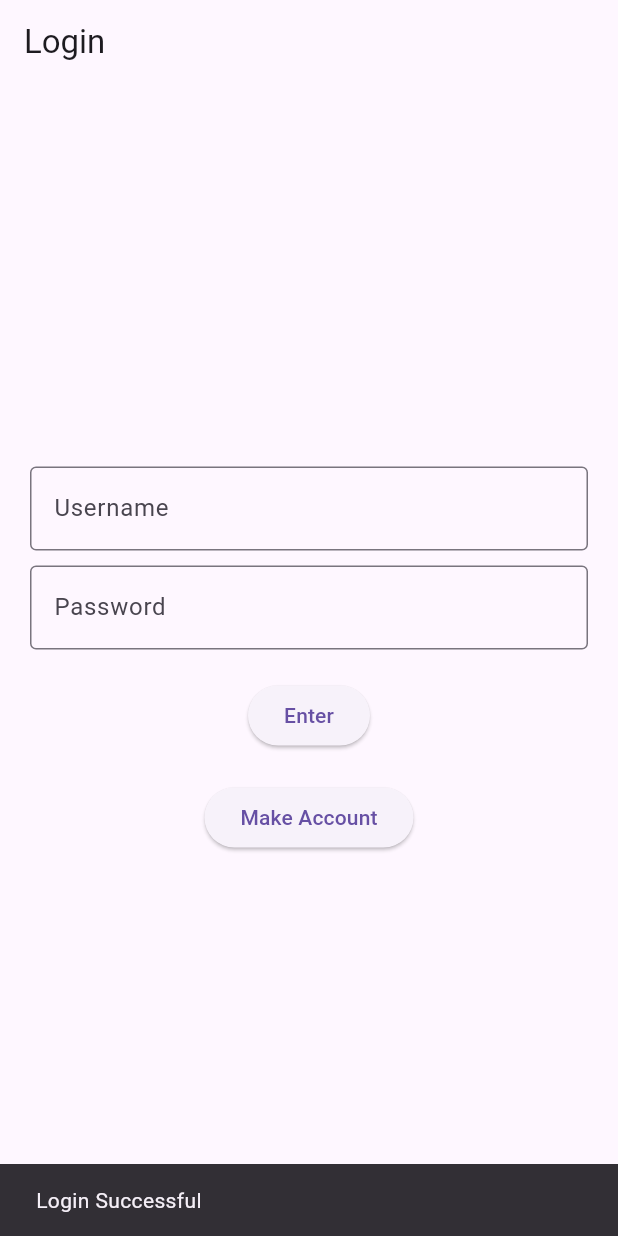
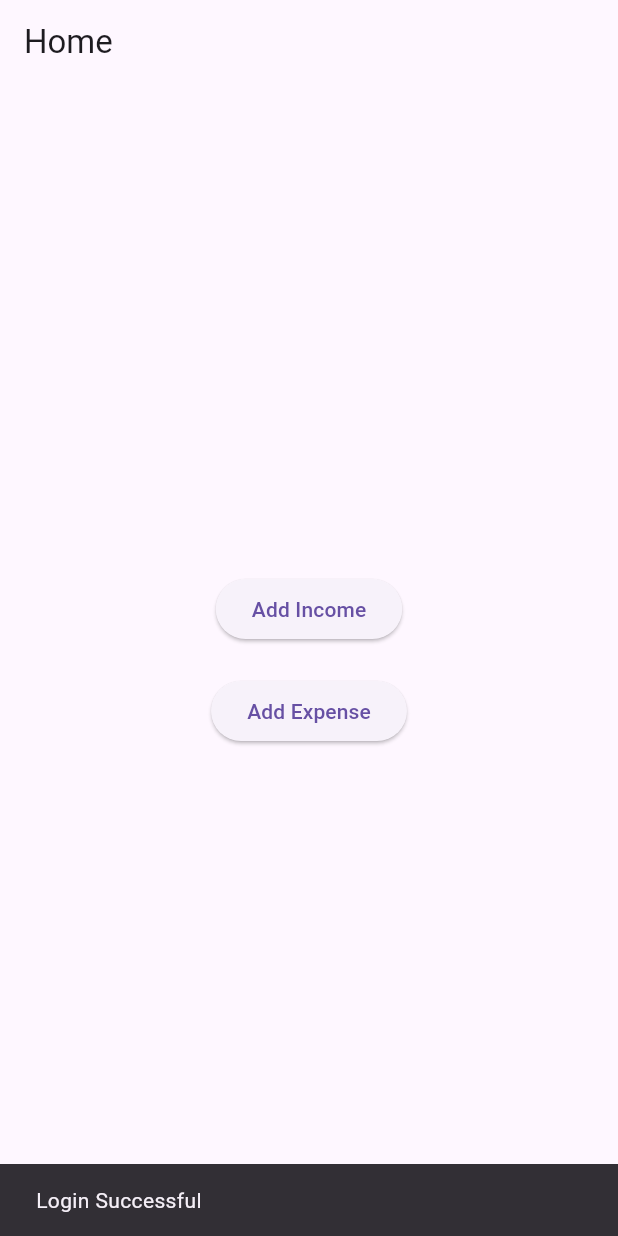
Before and after one commit to jalaparthi1/Project1, a Flutter app: the screen it shows after launch, after a tap on "Enter", on a phone screen of 412 x 824 dp. Run offline on Flutter 3.47's test engine with Material 3 defaults, Android fonts, the phone set to English and light mode, and no system bars; our stand-ins replace shared_preferences.

Commit message:
Home Screen Income and Expense Setup and Login Screen updates

```diff
--- /dev/null
+++ b/lib/home_screen.dart
@@ -0,0 +1,140 @@
+import 'package:flutter/material.dart';
+
+class HomeScreen extends StatefulWidget {
+  @override
+  HomeScreenState createState() => HomeScreenState();
+}
+
+class HomeScreenState extends State<HomeScreen> {
+  final TextEditingController income = TextEditingController();
+  final TextEditingController expenses = TextEditingController();
+  final List<String> expenseCategories = [
+    'Entertainment',
+    'Dining',
+    'Grocery',
+    'Rent/Utilities',
+    'Shopping'
+  ];
+  final Map<String, bool> selectedExpeseCategory = {
+    'Entertainment': false,
+    'Dining': false,
+    'Grocery': false,
+    'Rent/Utilities': false,
+    'Shopping': false,
+  };
+
+  void incomePopUp() {
+    showModalBottomSheet(
+        context: context,
+        isScrollControlled: true,
+        builder: (context) {
+          return Padding(
+            padding: MediaQuery.of(context).viewInsets,
+            child: Container(
+                padding: const EdgeInsets.all(20),
+                child: Column(
+                  mainAxisSize: MainAxisSize.min,
+                  children: [
+                    const Text("Income Amount: ",
+                        style: TextStyle(
+                            fontSize: 20, fontWeight: FontWeight.bold)),
+                    TextField(
+                      controller: income,
+                      keyboardType: TextInputType.number,
+                      decoration:
+                          const InputDecoration(labelText: "Income Amount"),
+                    ),
+                    const SizedBox(height: 10),
+                    ElevatedButton(
+                      onPressed: () {
+                        Navigator.pop(context);
+                      },
+                      child: const Text("Save"),
+                    ),
+                  ],
+                )),
+          );
+        });
+  }
+
+  void expensePopUp() {
+    showModalBottomSheet(
+      context: context,
+      isScrollControlled: true,
+      builder: (context) {
+        return StatefulBuilder(
+          builder: (context, setModalState) {
+            return Padding(
+              padding: MediaQuery.of(context).viewInsets,
+              child: Container(
+                padding: const EdgeInsets.all(20),
+                child: Column(
+                  mainAxisSize: MainAxisSize.min,
+                  children: [
+                    const Text(
+                      'Expense Details: ',
+                      style:
+                          TextStyle(fontSize: 18, fontWeight: FontWeight.bold),
+                    ),
+                    TextField(
+                      controller: expenses,
+                      keyboardType: TextInputType.number,
+                      decoration:
+                          const InputDecoration(labelText: "Expense Amount"),
+                    ),
+                    SizedBox(height: 10),
+                    const Text('Categories'),
+                    Column(
+                      children: expenseCategories.map((expenseCategories) {
+                        return CheckboxListTile(
+                          title: Text(expenseCategories),
+                          value: selectedExpeseCategory[expenseCategories],
+                          onChanged: (value) {
+                            setModalState(() {
+                              selectedExpeseCategory[expenseCategories] =
+                                  value!;
+                            });
+                          },
+                        );
+                      }).toList(),
+                    ),
+                    const SizedBox(height: 10),
+                    ElevatedButton(
+                      onPressed: () {
+                        Navigator.pop(context);
+                      },
+                      child: const Text('Save'),
+                    ),
+                  ],
+                ),
+              ),
+            );
+          },
+        );
+      },
+    );
+  }
+
+  @override
+  Widget build(BuildContext context){
+    return Scaffold(
+      appBar: AppBar(title: const Text('Home')),
+      body: Center(
+        child: Column(
+          mainAxisAlignment: MainAxisAlignment.center,
+          children: [
+            ElevatedButton(
+              onPressed: incomePopUp,
+              child: const Text('Add Income'),
+            ),
+            SizedBox(height: 20),
+            ElevatedButton(
+              onPressed: expensePopUp,
+              child: const Text('Add Expense'),
+            )
+          ],
+        ),
+      ),
+    );
+  }
+}
--- a/lib/login_screen.dart
+++ b/lib/login_screen.dart
@@ -1,4 +1,5 @@
 import 'package:flutter/material.dart';
+import 'package:project_1/home_screen.dart';
 import 'package:shared_preferences/shared_preferences.dart';
 import 'account_setup_screen.dart';
 
@@ -34,6 +35,8 @@ class LoginScreenState extends State<LoginScreen> {
       ScaffoldMessenger.of(context).showSnackBar(
         const SnackBar(content: Text('Login Successful')),
       );
+      Navigator.pushReplacement(
+          context, MaterialPageRoute(builder: (context) => HomeScreen()));
     } else {
       ScaffoldMessenger.of(context).showSnackBar(
         const SnackBar(content: Text('Incorrect Username of Password')),
@@ -54,12 +57,20 @@ class LoginScreenState extends State<LoginScreen> {
             children: [
               TextField(
                 controller: username,
-                decoration: const InputDecoration(labelText: "Username", border: OutlineInputBorder(), alignLabelWithHint: true,),
+                decoration: const InputDecoration(
+                  labelText: "Username",
+                  border: OutlineInputBorder(),
+                  alignLabelWithHint: true,
+                ),
               ),
               const SizedBox(height: 10),
               TextField(
                 controller: password,
-                decoration: const InputDecoration(labelText: 'Password', border: OutlineInputBorder(), alignLabelWithHint: true,),
+                decoration: const InputDecoration(
+                  labelText: 'Password',
+                  border: OutlineInputBorder(),
+                  alignLabelWithHint: true,
+                ),
                 obscureText: true,
               ),
               const SizedBox(height: 20),
--- a/lib/main.dart
+++ b/lib/main.dart
@@ -1,22 +1,29 @@
 import 'package:flutter/material.dart';
+import 'package:shared_preferences/shared_preferences.dart';
 import 'login_screen.dart';
+import 'home_screen.dart';
 
-void main() {
-  runApp(const MyApp());
+void main() async {
+  WidgetsFlutterBinding.ensureInitialized();
+  final prefs = await SharedPreferences.getInstance();
+  final String? storedUser = prefs.getString('username');
+  final String? storedPass = prefs.getString('password');
+  runApp(MyApp(loggedIn: storedUser != null && storedPass != null));
 }
 
 class MyApp extends StatelessWidget {
-  const MyApp({super.key});
+  final bool loggedIn;
+  const MyApp({super.key, required this.loggedIn});
 
   @override
   Widget build(BuildContext context) {
     return MaterialApp(
-      title: 'Flutter Demo',
+      title: 'Finance Manager',
       theme: ThemeData(
         primarySwatch: Colors.blue,
         useMaterial3: true,
       ),
-      home: LoginScreen(),
+      home: loggedIn ? HomeScreen() : LoginScreen(),
     );
   }
 }
```
Also changed, not shown: pubspec.lock.
